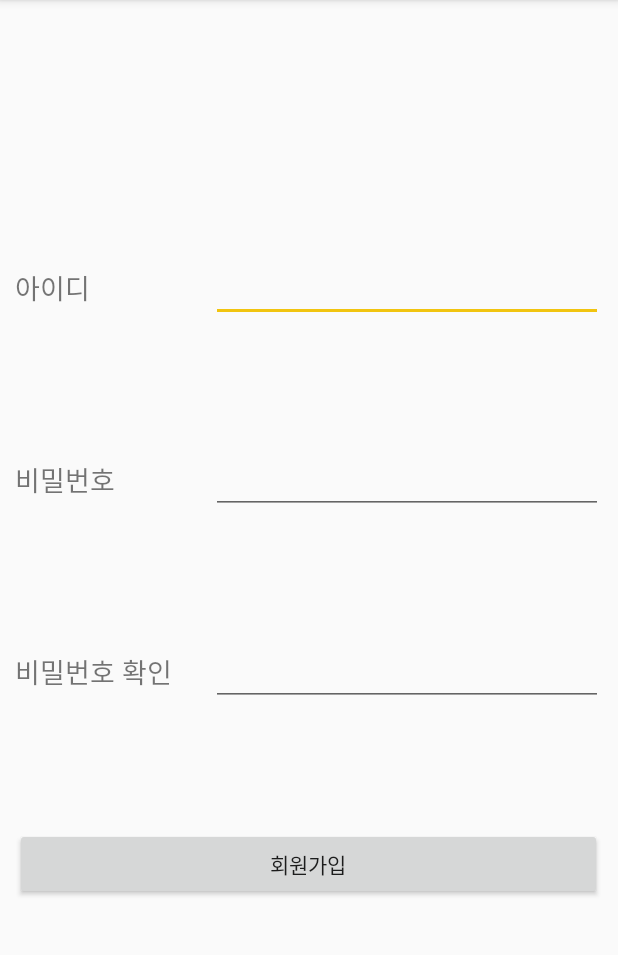
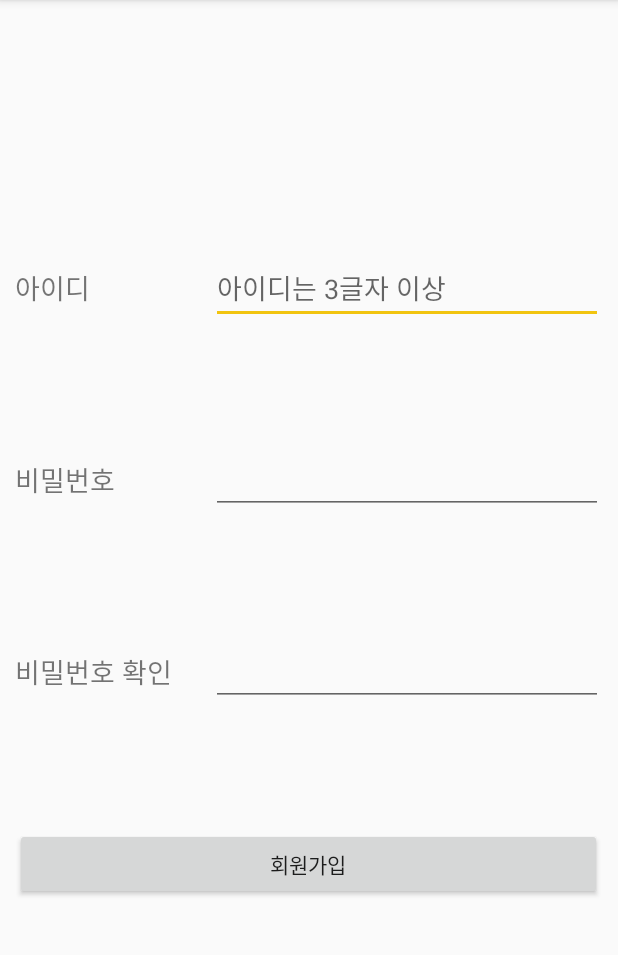
Before and after one commit to hyunlim-kim/GGCS2, an Android app: the screen it shows after launch (JoinActivity), after a tap on "알뜰한 미래를 위해 회원가입", on a phone screen of 412 x 824 dp, the part 84-1039 px from its top. Run offline under Robolectric (Android 15) with nearby library versions, the phone set to English and light mode, and no system bars; libraries missing offline, so code that uses them is left out: org.springframework.http, org.springframework.util, org.springframework.web.

Commit message:
회원가입 OK 로그인 OK 앱 아이콘 OK 로딩화면 OK

```diff
--- a/app/src/main/java/org/androidtown/calendar/month/LoginActivity.java
+++ b/app/src/main/java/org/androidtown/calendar/month/LoginActivity.java
@@ -9,6 +9,7 @@ import android.os.Bundle;
 import android.view.View;
 import android.widget.Button;
 import android.widget.EditText;
+import android.widget.ProgressBar;
 import android.widget.Toast;
 
 import com.google.gson.Gson;
@@ -25,7 +26,7 @@ public class LoginActivity extends AppCompatActivity {
 
     // 변수 선언
     private EditText mEdtUserId, mEdtUserPw;
-
+    private ProgressBar mProgressBar;
 
 
     @Override
@@ -36,6 +37,8 @@ public class LoginActivity extends AppCompatActivity {
         // 변수와 xml에서 component 찾아 연결
         mEdtUserId = (EditText) findViewById(R.id.edtUserId);
         mEdtUserPw = (EditText) findViewById(R.id.edtUserPw);
+
+        mProgressBar = (ProgressBar)findViewById(R.id.LoginprogressBar);
 
         // Button들에 대해 onClickListener 걸어주기
         findViewById(R.id.btnLogin).setOnClickListener(btnClick);
@@ -66,6 +69,8 @@ public class LoginActivity extends AppCompatActivity {
 
         @Override
         protected void onPreExecute() {
+
+            mProgressBar.setVisibility(View.VISIBLE);
             // 사용자가 아이디와 비밀번호 입력한 내용들을 string으로 불러옴
             userId = mEdtUserId.getText().toString();
             userPw = mEdtUserPw.getText().toString();
@@ -97,7 +102,7 @@ public class LoginActivity extends AppCompatActivity {
 
         @Override
         protected void onPostExecute(String s) {
-            //
+            mProgressBar.setVisibility(View.INVISIBLE);
             Gson gson = new Gson();
             try {
                 UserBean bean = gson.fromJson(s, UserBean.class);
--- a/app/src/main/res/layout/activity_join.xml
+++ b/app/src/main/res/layout/activity_join.xml
@@ -5,6 +5,15 @@
     android:layout_width="match_parent"
     android:layout_height="match_parent"
     tools:context="org.androidtown.calendar.month.JoinActivity"
+    android:orientation="vertical">
+
+    <FrameLayout
+        android:layout_width="match_parent"
+        android:layout_height="match_parent">
+
+        <LinearLayout
+            android:layout_width="match_parent"
+            android:layout_height="match_parent"
             android:orientation="vertical">
 
             <LinearLayout
@@ -39,6 +48,7 @@
                     android:layout_marginRight="10dp"
                     android:layout_weight="2"
                     android:ems="10"
+                    android:hint="아이디는 3글자 이상"
                     android:inputType="text" />
 
             </LinearLayout>
@@ -120,4 +130,16 @@
                 android:layout_height="0dp"
                 android:layout_weight="1"
                 android:orientation="horizontal"></LinearLayout>
+
         </LinearLayout>
+
+    <ProgressBar
+        android:id="@+id/JoinprogressBar"
+        style="?android:attr/progressBarStyle"
+        android:layout_width="match_parent"
+        android:layout_height="wrap_content"
+        android:layout_gravity="center"
+        android:visibility="gone" />
+    </FrameLayout>
+
+</LinearLayout>
```
Also changed, not shown: app/src/main/java/org/androidtown/calendar/month/JoinActivity.java (+15 -2 lines), app/src/main/res/layout/activity_login.xml (+22 -0 lines). Lines whose indentation alone changed are shown as unchanged.
